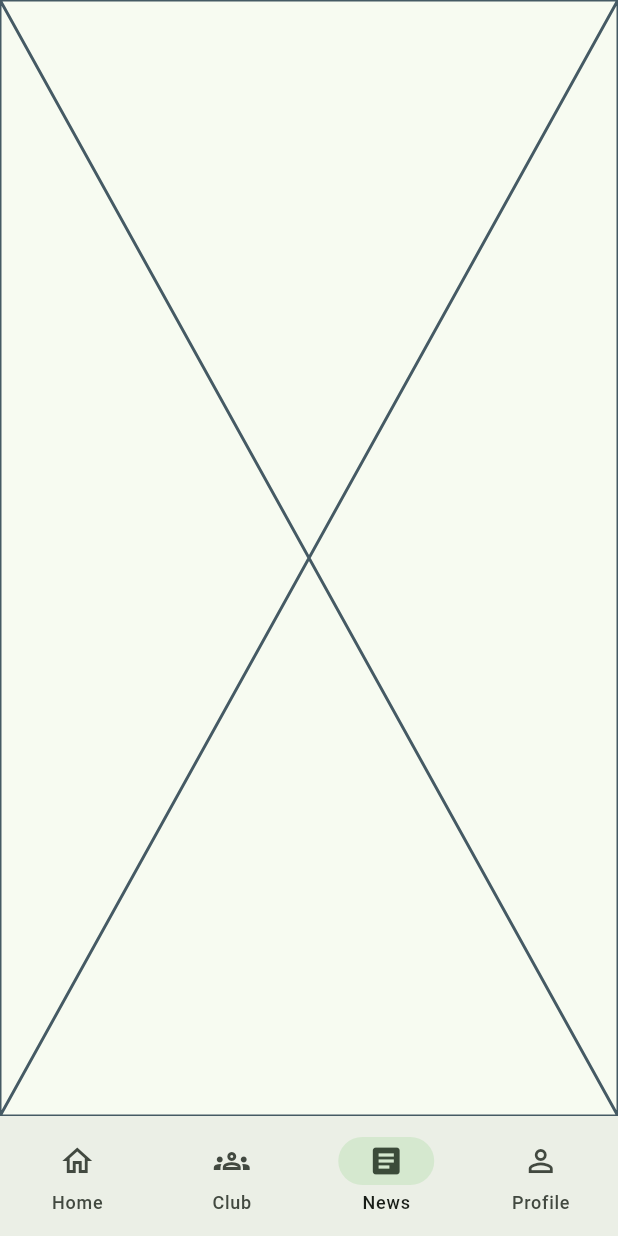
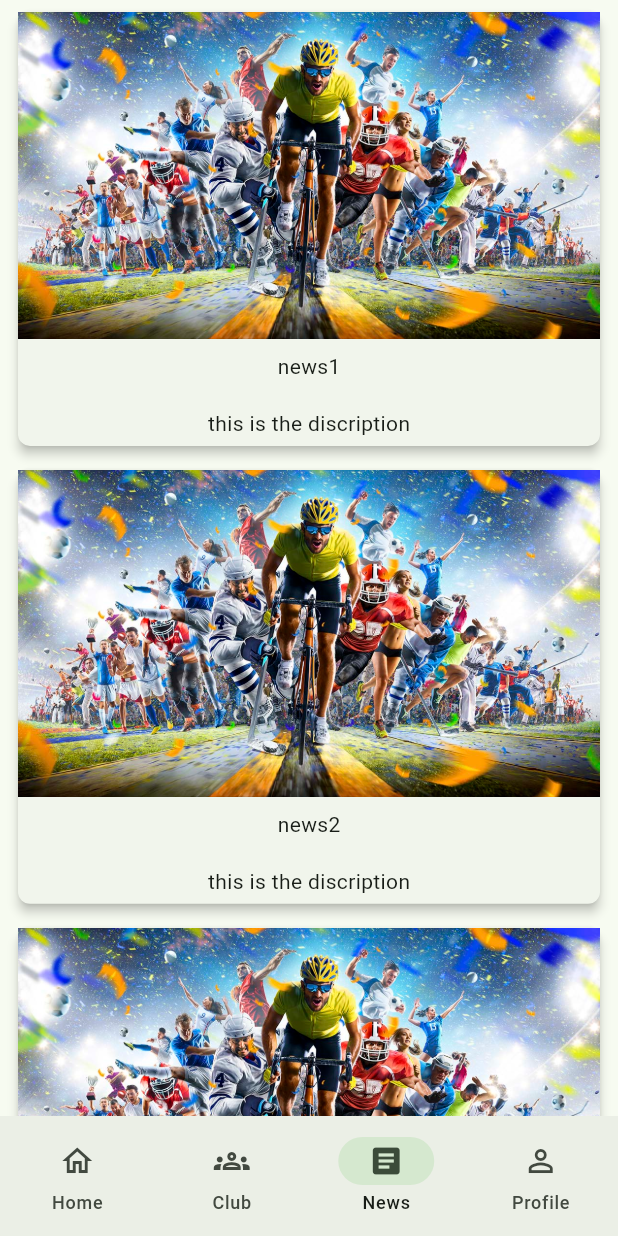
Before and after one commit to NAVEENEK/student-credit-system, a Flutter app: the screen it shows after launch, item 3 of the bottom bar chosen, on a phone screen of 412 x 824 dp. Run offline on Flutter 3.47's test engine with Material 3 defaults, Android fonts, the phone set to English and light mode, and no system bars; network calls fail.

Commit message:
news page added

```diff
--- /dev/null
+++ b/lib/models/news_data.dart
@@ -0,0 +1,13 @@
+class News{
+  final String title;
+  final String imagePath;
+  final String discription;
+
+  News({
+    required this.title,
+    required this.imagePath,
+    required this.discription,
+
+  });
+
+}
--- /dev/null
+++ b/lib/screens/news.dart
@@ -0,0 +1,45 @@
+import 'package:credit_point_system/models/news_data.dart';
+import 'package:flutter/material.dart';
+
+class newsPage extends StatelessWidget {
+   newsPage({super.key});
+
+  List<News> newsList=[
+
+      News(title:"news1", imagePath:"assets/sports.jpg", discription:"this is the discription"),
+      News(title:"news2", imagePath:"assets/sports.jpg", discription:"this is the discription"),
+      News(title:"news3", imagePath:"assets/sports.jpg", discription:"this is the discription"),
+      News(title:"news4", imagePath:"assets/sports.jpg", discription:"this is the discription"),
+      News(title:"news5", imagePath:"assets/sports.jpg", discription:"this is the discription"),
+
+  ];
+
+  @override
+  Widget build(BuildContext context) {
+    return  ListView.builder(
+      itemCount: newsList.length,
+      itemBuilder: (context,index){
+        final news=newsList[index];
+
+        return Card(
+          child:Column(
+            children: [
+              Image.asset(news.imagePath),
+              Padding(
+                padding: const EdgeInsets.all(8),
+                child: Text(news.title),
+              ),
+              const SizedBox(height: 5,),
+              Padding(
+                padding: EdgeInsets.all(5),
+                child: Text(news.discription),
+              )
+
+            ],
+          )
+
+        );
+      }
+      );
+  }
+}
--- a/lib/widget/select_screen.dart
+++ b/lib/widget/select_screen.dart
@@ -1,5 +1,6 @@
 import 'package:credit_point_system/screens/club.dart';
 import 'package:credit_point_system/screens/home.dart';
+import 'package:credit_point_system/screens/news.dart';
 import 'package:flutter/material.dart';
 
 class SelectScreen extends StatefulWidget {
@@ -16,7 +17,7 @@ class _SelectScreenState extends State<SelectScreen> {
   final List<Widget> pages=[
     HomePage(),
     clubPage(),
-    Placeholder(),
+    newsPage(),
     Placeholder()
   ];
 
```
Also changed, not shown: lib/screens/enroll_page.dart (+12 -16 lines).
